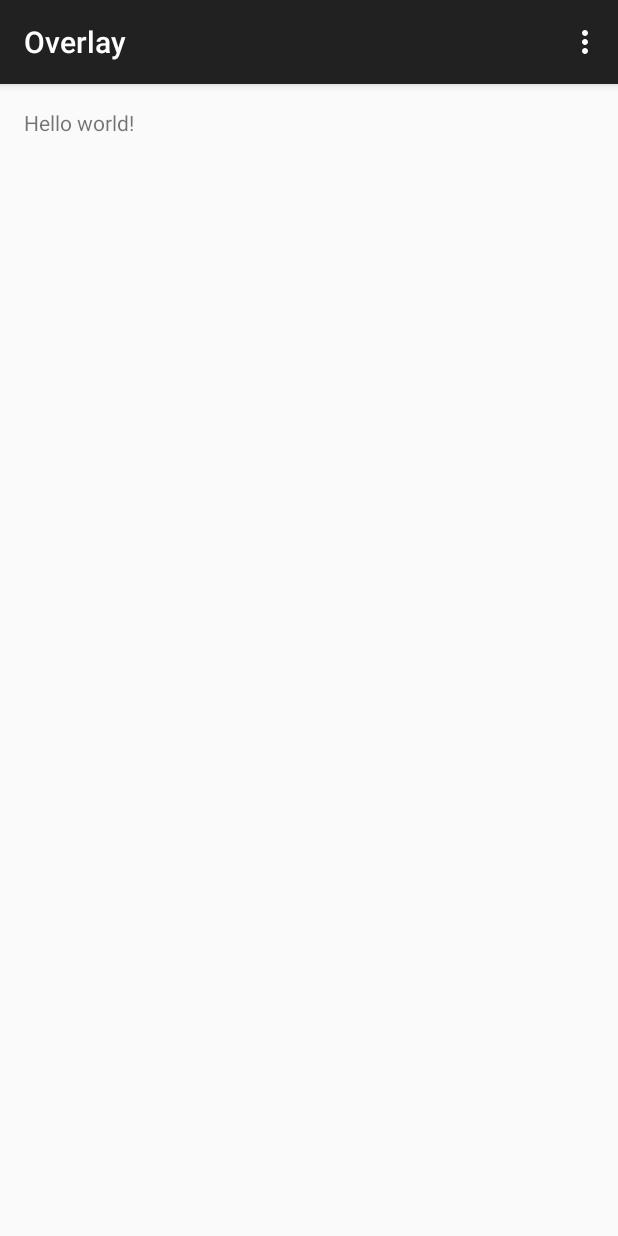
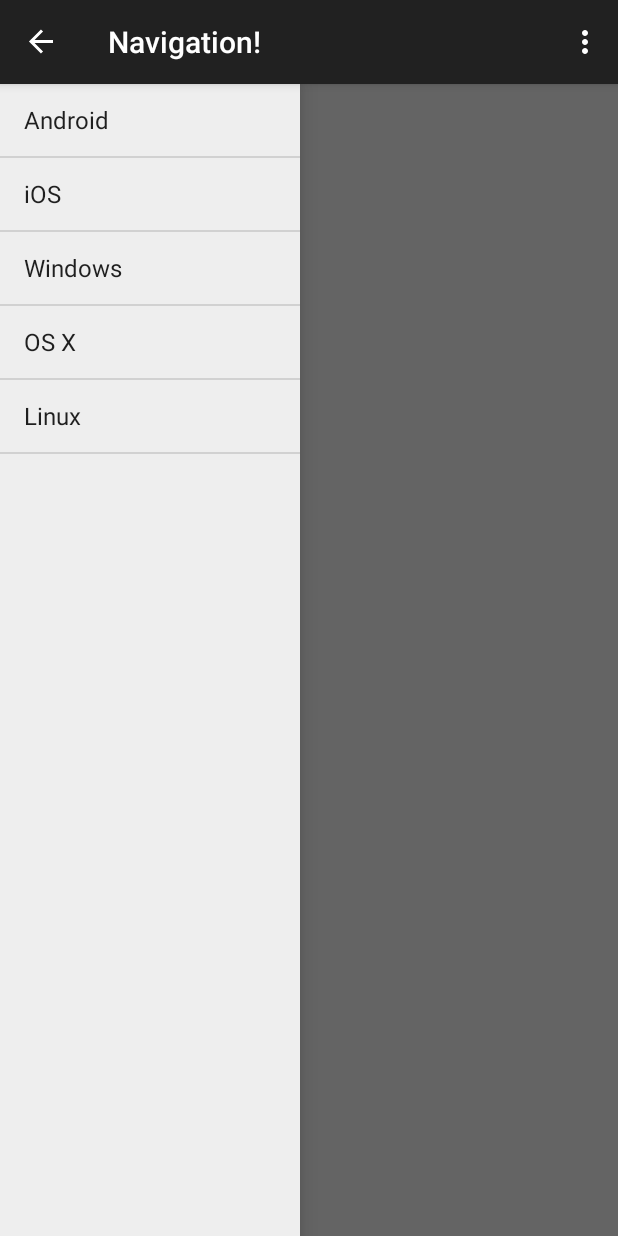
Before and after one commit to dariaev/Overlay, an Android app: the screen it shows after launch (MainActivity), in the options menu, after a tap on "Settings", on a phone screen of 412 x 824 dp. Run offline under Robolectric (Android 15) with nearby library versions, the light colour scheme and no system bars.

Commit message:
Initial hamburger menu and side navigation bar

```diff
--- a/app/src/main/java/hackfest/overlay/MainActivity.java
+++ b/app/src/main/java/hackfest/overlay/MainActivity.java
@@ -1,19 +1,88 @@
 package hackfest.overlay;
 
+import android.content.res.Configuration;
+import android.support.v4.widget.DrawerLayout;
 import android.support.v7.app.ActionBarActivity;
 import android.os.Bundle;
+import android.support.v7.app.ActionBarDrawerToggle;
 import android.view.Menu;
 import android.view.MenuItem;
-
+import android.view.View;
+import android.widget.AdapterView;
+import android.widget.ArrayAdapter;
+import android.widget.ListView;
+import android.widget.Toast;
 
 public class MainActivity extends ActionBarActivity {
+
+    private ListView mDrawerList;
+    private DrawerLayout mDrawerLayout;
+    private ArrayAdapter<String> mAdapter;
+    private ActionBarDrawerToggle mDrawerToggle;
+    private String mActivityTitle;
 
     @Override
     protected void onCreate(Bundle savedInstanceState) {
         super.onCreate(savedInstanceState);
         setContentView(R.layout.activity_main);
+
+        mDrawerList = (ListView)findViewById(R.id.navList);mDrawerLayout = (DrawerLayout)findViewById(R.id.drawer_layout);
+        mActivityTitle = getTitle().toString();
+
+        addDrawerItems();
+        setupDrawer();
+
+        getSupportActionBar().setDisplayHomeAsUpEnabled(true);
+        getSupportActionBar().setHomeButtonEnabled(true);
     }
 
+    private void addDrawerItems() {
+        String[] osArray = { "Android", "iOS", "Windows", "OS X", "Linux" };
+        mAdapter = new ArrayAdapter<String>(this, android.R.layout.simple_list_item_1, osArray);
+        mDrawerList.setAdapter(mAdapter);
+
+        mDrawerList.setOnItemClickListener(new AdapterView.OnItemClickListener() {
+            @Override
+            public void onItemClick(AdapterView<?> parent, View view, int position, long id) {
+                Toast.makeText(MainActivity.this, "Time for an upgrade!", Toast.LENGTH_SHORT).show();
+            }
+        });
+    }
+
+    private void setupDrawer() {
+        mDrawerToggle = new ActionBarDrawerToggle(this, mDrawerLayout, R.string.drawer_open, R.string.drawer_close) {
+
+            /** Called when a drawer has settled in a completely open state. */
+            public void onDrawerOpened(View drawerView) {
+                super.onDrawerOpened(drawerView);
+                getSupportActionBar().setTitle("Navigation!");
+                invalidateOptionsMenu(); // creates call to onPrepareOptionsMenu()
+            }
+
+            /** Called when a drawer has settled in a completely closed state. */
+            public void onDrawerClosed(View view) {
+                super.onDrawerClosed(view);
+                getSupportActionBar().setTitle(mActivityTitle);
+                invalidateOptionsMenu(); // creates call to onPrepareOptionsMenu()
+            }
+        };
+
+        mDrawerToggle.setDrawerIndicatorEnabled(true);
+        mDrawerLayout.setDrawerListener(mDrawerToggle);
+    }
+
+    @Override
+    protected void onPostCreate(Bundle savedInstanceState) {
+        super.onPostCreate(savedInstanceState);
+        // Sync the toggle state after onRestoreInstanceState has occurred.
+        mDrawerToggle.syncState();
+    }
+
+    @Override
+    public void onConfigurationChanged(Configuration newConfig) {
+        super.onConfigurationChanged(newConfig);
+        mDrawerToggle.onConfigurationChanged(newConfig);
+    }
 
     @Override
     public boolean onCreateOptionsMenu(Menu menu) {
@@ -34,6 +103,11 @@
             return true;
         }
 
+        // Activate the navigation drawer toggle
+        if (mDrawerToggle.onOptionsItemSelected(item)) {
+            return true;
+        }
+
         return super.onOptionsItemSelected(item);
     }
 }
--- a/app/src/main/res/layout/activity_main.xml
+++ b/app/src/main/res/layout/activity_main.xml
@@ -1,3 +1,10 @@
+
+<android.support.v4.widget.DrawerLayout
+xmlns:android="http://schemas.android.com/apk/res/android"
+xmlns:tools="http://schemas.android.com/tools"
+android:id="@+id/drawer_layout"
+android:layout_width="match_parent"
+android:layout_height="match_parent">
     <RelativeLayout xmlns:android="http://schemas.android.com/apk/res/android"
         xmlns:tools="http://schemas.android.com/tools" android:layout_width="match_parent"
         android:layout_height="match_parent" android:paddingLeft="@dimen/activity_horizontal_margin"
@@ -5,7 +12,15 @@
         android:paddingTop="@dimen/activity_vertical_margin"
         android:paddingBottom="@dimen/activity_vertical_margin" tools:context=".MainActivity">
 
-    <TextView android:text="@string/hello_world" android:layout_width="wrap_content"
+        <TextView android:text="Camera viewfinder here" android:layout_width="wrap_content"
             android:layout_height="wrap_content" />
 
     </RelativeLayout>
+<ListView
+    android:id="@+id/navList"
+    android:layout_width="200dp"
+    android:layout_height="match_parent"
+    android:layout_gravity="left|start"
+    android:background="#ffeeeeee"/>
+
+</android.support.v4.widget.DrawerLayout>
--- a/app/src/main/res/values/strings.xml
+++ b/app/src/main/res/values/strings.xml
@@ -1,6 +1,7 @@
 <resources>
     <string name="app_name">Overlay</string>
-
     <string name="hello_world">Hello world!</string>
     <string name="action_settings">Settings</string>
+    <string name="drawer_close">drawclose</string>
+    <string name="drawer_open">drawop</string>
 </resources>
```
Also changed, not shown: 2 other files. Lines whose indentation alone changed are shown as unchanged.
